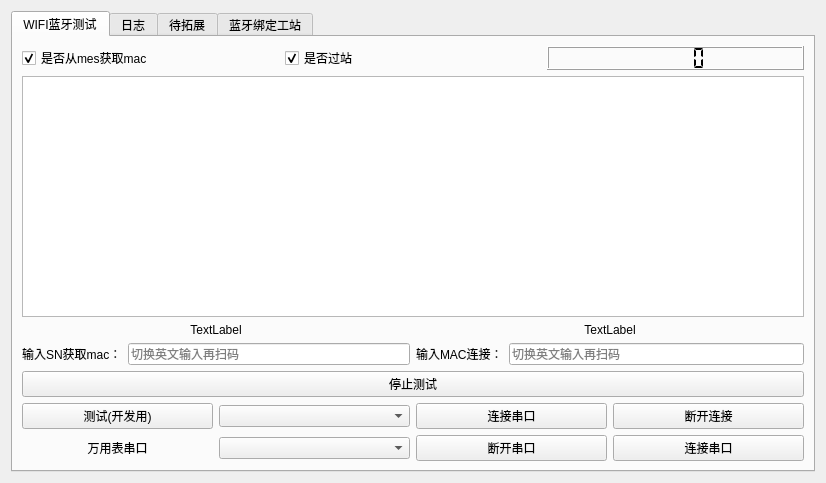
Above: work_station/wifi_ble/wifibletest.ui from yuhuang163/test before the change. Below: the same form after it.
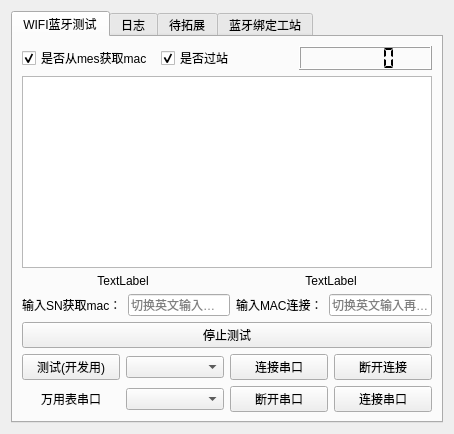
That is the form after the change.

```diff
--- a/work_station/wifi_ble/wifibletest.ui
+++ b/work_station/wifi_ble/wifibletest.ui
@@ -6,8 +6,8 @@
    <rect>
     <x>0</x>
     <y>0</y>
-    <width>826</width>
-    <height>483</height>
+    <width>454</width>
+    <height>434</height>
    </rect>
   </property>
   <property name="windowTitle">
```
